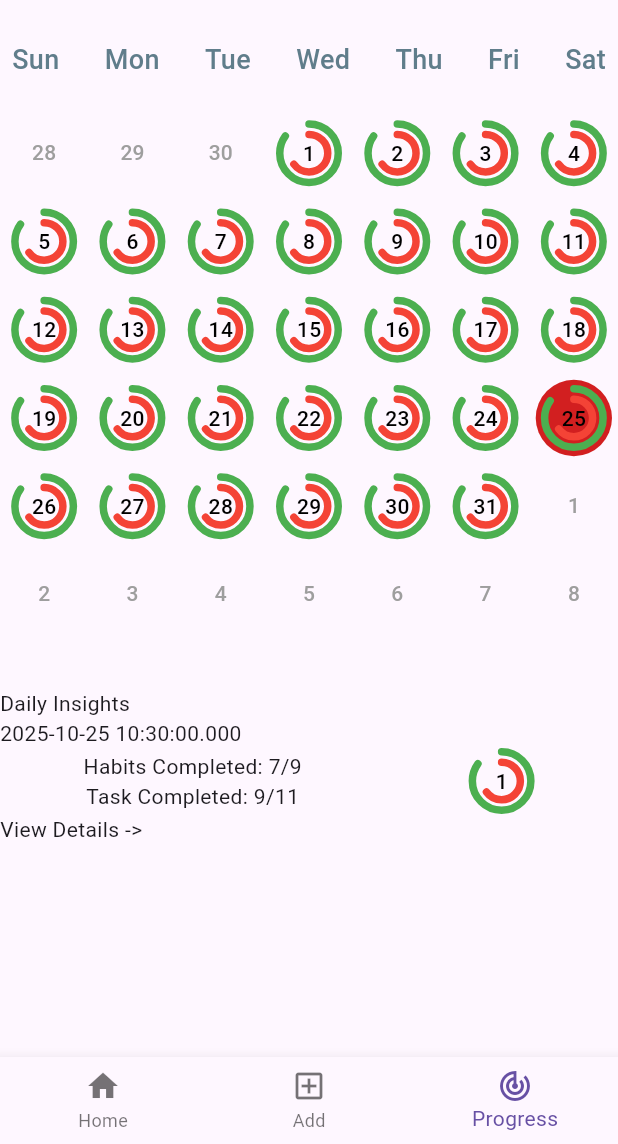
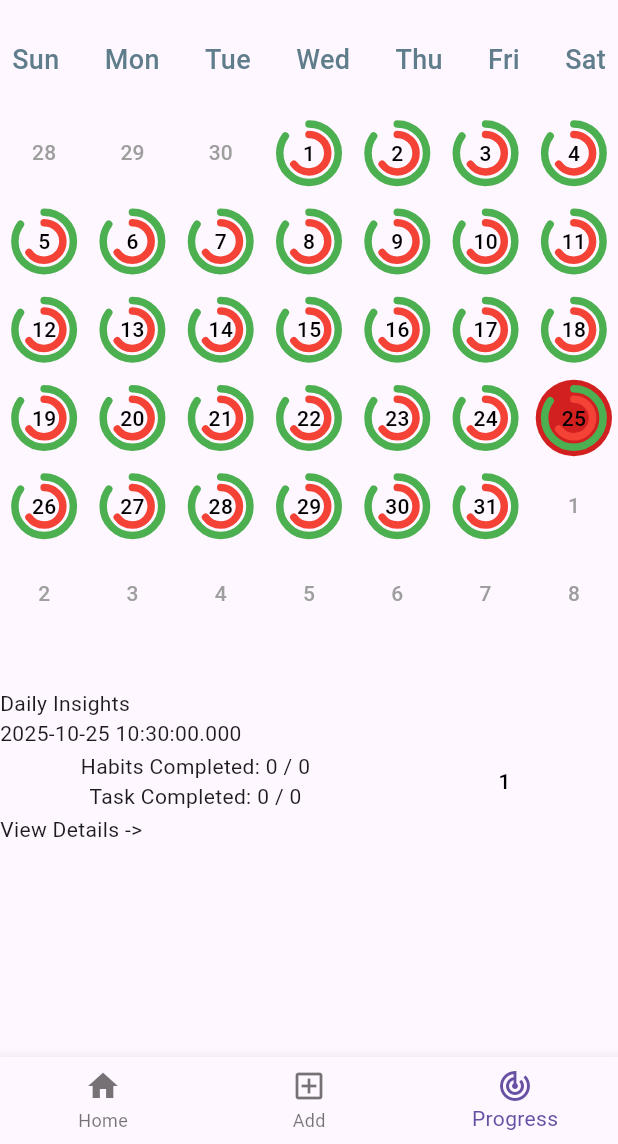
Before and after one commit to Samyak0-0/habitican, a Flutter app: the screen it shows after launch, item 3 of the bottom bar chosen, on a phone screen of 412 x 824 dp, the part 92-1236 px from its top. Run offline on Flutter 3.47's test engine with Material 3 defaults, Android fonts, the phone set to English and light mode, and no system bars; drawn by our look-alikes of percent_indicator; our stand-ins replace date_picker_timeline, flutter_svg, gap, hive, hive_flutter; accounts and stored records are empty.

Commit message:
counter for habits and tasks

```diff
--- a/lib/pages/tracker_screen.dart
+++ b/lib/pages/tracker_screen.dart
@@ -1,4 +1,6 @@
 import 'package:flutter/material.dart';
+import 'package:habitican/database/boxes.dart';
+import 'package:habitican/database/dailyRecord.dart';
 import 'package:habitican/utils/calendarr.dart';
 import 'package:habitican/utils/day_progress_circular_bar.dart';
 import 'package:habitican/utils/global_state_provider.dart';
@@ -18,6 +20,64 @@ class _TrackerScreenState extends State<TrackerScreen> {
   Widget build(BuildContext context) {
     final globalState = Provider.of<GlobalStateProvider>(context);
     final selectedDate = globalState.selectedDate;
+
+    DailyRecord? selectedDateRecord = boxDailyRecords.get(
+      selectedDate.toString().split(" ")[0],
+    );
+
+    if (selectedDateRecord == null) {
+      return Column(
+        children: [
+          Row(
+            mainAxisAlignment: MainAxisAlignment.center,
+            children: [
+              const Text("Your Progress Report"),
+            ],
+          ),
+          const SizedBox(
+            height: 500,
+            child: MonthlyScreen(),
+          ),
+          // DayProgressCircularBar(),
+          Expanded(
+            child: ListView(
+              children: [
+                Text('Daily Insights'),
+                Text(selectedDate.toString()),
+                Text("No Record for the given date present :( "),
+                Text("View Details ->"),
+              ],
+            ),
+          ),
+        ],
+      );
+    }
+
+    int completedHabits =
+        selectedDateRecord.isHabitCompleted?.where((e) => e == true).length ??
+        0;
+    int completedTasks =
+        selectedDateRecord.isTaskCompleted?.where((e) => e == true).length ?? 0;
+    int completedDailyTasks =
+        selectedDateRecord.isDailyTaskCompleted
+            ?.where((e) => e == true)
+            .length ??
+        0;
+
+    int habitLength = selectedDateRecord.isHabitCompleted!.length;
+    int taskLength = selectedDateRecord.isTaskCompleted!.length;
+    int dailyTasksLength = selectedDateRecord.isDailyTaskCompleted!.length;
+
+    double habitPercent = selectedDateRecord.isHabitCompleted!.isNotEmpty
+        ? completedHabits / habitLength
+        : 0;
+    double taskPercent = selectedDateRecord.isTaskCompleted!.isNotEmpty
+        ? completedHabits / taskLength
+        : 0;
+    double dailyTaskPercent =
+        selectedDateRecord.isDailyTaskCompleted!.isNotEmpty
+        ? completedHabits / dailyTasksLength
+        : 0;
 
     return Column(
       children: [
@@ -45,11 +105,17 @@ class _TrackerScreenState extends State<TrackerScreen> {
                 children: [
                   Column(
                     children: [
-                      Text("Habits Completed: 7/9"),
-                      Text("Task Completed: 9/11"),
+                      Text("Habits Completed: $completedHabits / $habitLength"),
+                      Text(
+                        "Task Completed: ${completedTasks + completedDailyTasks} / ${taskLength + dailyTasksLength}",
+                      ),
                     ],
                   ),
-                  DayProgressCircularBar(date: '1'),
+                  DayProgressCircularBar(
+                    date: '1',
+                    habitPercent: habitPercent,
+                    taskPercent: (taskPercent + dailyTaskPercent) / 2,
+                  ),
                 ],
               ),
               Text("View Details ->"),
--- a/lib/utils/day_progress_circular_bar.dart
+++ b/lib/utils/day_progress_circular_bar.dart
@@ -2,11 +2,13 @@ import 'package:flutter/material.dart';
 import 'package:percent_indicator/flutter_percent_indicator.dart';
 
 class DayProgressCircularBar extends StatelessWidget {
-  final double percent;
+  final double habitPercent;
+  final double taskPercent;
   final String date;
   const DayProgressCircularBar({
     super.key,
-    this.percent = 0.65,
+    this.habitPercent = 0.85,
+    this.taskPercent = 0.65,
     required this.date,
   });
 
@@ -15,7 +17,7 @@ class DayProgressCircularBar extends StatelessWidget {
     return CircularPercentIndicator(
       radius: 22.0,
       lineWidth: 5.0,
-      percent: percent + 0.2,
+      percent: habitPercent,
       circularStrokeCap: CircularStrokeCap.round,
       backgroundColor: Colors.transparent,
       progressColor: Colors.green,
@@ -23,7 +25,7 @@ class DayProgressCircularBar extends StatelessWidget {
       center: CircularPercentIndicator(
         radius: 15.0,
         lineWidth: 5.0,
-        percent: percent,
+        percent: taskPercent,
         circularStrokeCap: CircularStrokeCap.round,
         backgroundColor: Colors.transparent,
         progressColor: Colors.red,
```
Also changed, not shown: image-2.png (added), 1 other file.
